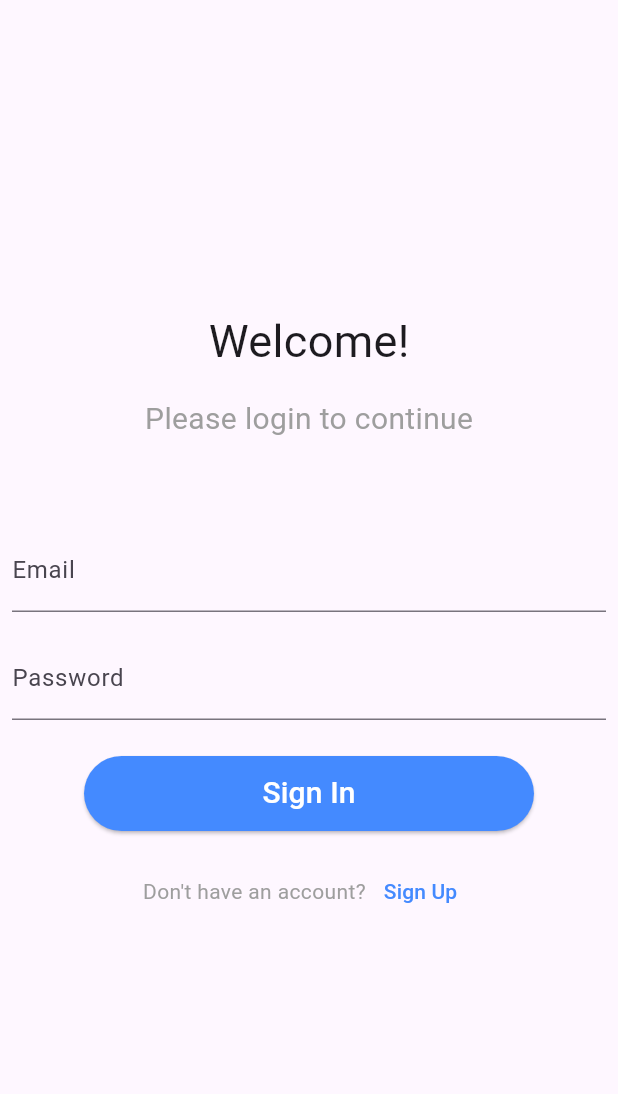
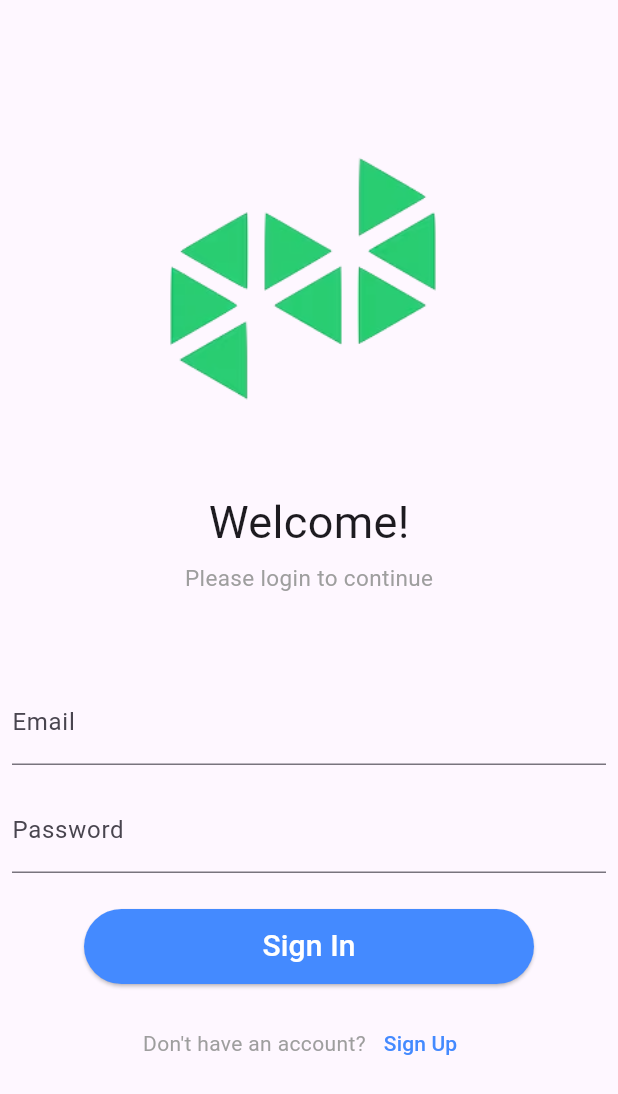
Before and after one commit to activcoding/authenticaion-example-with-flutter, a Flutter app: the screen it shows after launch, on a phone screen of 412 x 824 dp. Shown: the top 1094 px of the screen. Run offline on Flutter 3.47's test engine with Material 3 defaults, Android fonts, the phone set to English and light mode, and no system bars; our stand-ins replace pin_code_fields, shared_preferences.

Commit message:
Added a logo at signin

```diff
--- a/lib/main.dart
+++ b/lib/main.dart
@@ -31,7 +31,7 @@ class _MyAppState extends State<MyApp> {
         primarySwatch: Colors.blue,
       ),
       home: Scaffold(
-        body: authProvider.email != null && authProvider.password != ''
+        body: authProvider.jwt != null
             ? const ProfileView()
             : const SignInScreen(),
       ),
--- a/lib/signin_screen.dart
+++ b/lib/signin_screen.dart
@@ -31,17 +31,25 @@ class _SignInScreenState extends State<SignInScreen> {
     return Scaffold(
       body: Center(
         child: Column(
-          mainAxisAlignment: MainAxisAlignment.center,
+          mainAxisAlignment: MainAxisAlignment.start,
           children: [
+            const SizedBox(height: 100.0),
+            Image.asset(
+              'assets/logo.png',
+              width: 300,
+            ),
+            const SizedBox(
+              height: 50.0,
+            ),
             const Text(
               'Welcome!',
               style: TextStyle(fontSize: 30),
             ),
-            const SizedBox(height: 16.0),
+            const SizedBox(height: 5.0),
             const Text(
               'Please login to continue',
               style: TextStyle(
-                fontSize: 20,
+                fontSize: 15,
                 color: Colors.grey,
               ),
             ),
--- a/pubspec.yaml
+++ b/pubspec.yaml
@@ -65,6 +65,7 @@ flutter:
   # To add assets to your application, add an assets section, like this:
   assets:
     - assets/activate_account.png
+    - assets/logo.png
   #   - images/a_dot_burr.jpeg
   #   - images/a_dot_ham.jpeg
 
```
Also changed, not shown: lib/profile_view.dart (+45 -8 lines), assets/logo.png (added).
